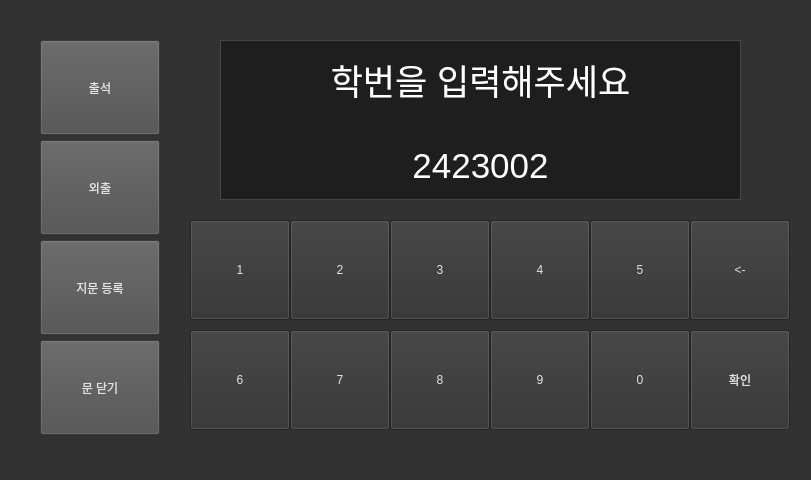
This is fingerPrint/fingerPrint_kyumin/new/new.ui in kyumin1227/python-application as Qt 5 draws it before an edit. The edited form follows.
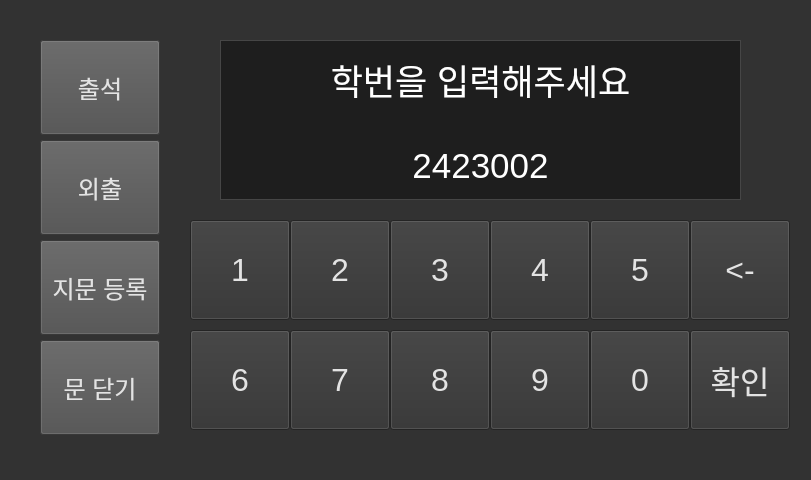
This is the edited form. The open tabs and pages were chosen to show the change.

Commit message:
Feat: 지문 인식기 센서 기능 추가 및 UI 개선
- 지문 센서 스레드 추가 및 지문 스캔 처리 로직 구현
- UI에서 학번 입력 및 버튼 상태 관리 기능 개선
- 상태 관리 모듈에 학번 입력 대기 상태 추가
- mock 클래스 추가

Patch:
```diff
--- a/fingerPrint/fingerPrint_kyumin/new/new.ui
+++ b/fingerPrint/fingerPrint_kyumin/new/new.ui
@@ -29,6 +29,11 @@
       <height>95</height>
      </rect>
     </property>
+    <property name="font">
+     <font>
+      <pointsize>18</pointsize>
+     </font>
+    </property>
     <property name="styleSheet">
      <string notr="true">background-color: rgb(78, 78, 78);
 color: rgb(227, 227, 227);</string>
@@ -46,6 +51,11 @@
       <height>95</height>
      </rect>
     </property>
+    <property name="font">
+     <font>
+      <pointsize>18</pointsize>
+     </font>
+    </property>
     <property name="styleSheet">
      <string notr="true">background-color: rgb(78, 78, 78);
 color: rgb(227, 227, 227);</string>
@@ -63,6 +73,11 @@
       <height>95</height>
      </rect>
     </property>
+    <property name="font">
+     <font>
+      <pointsize>18</pointsize>
+     </font>
+    </property>
     <property name="styleSheet">
      <string notr="true">background-color: rgb(78, 78, 78);
 color: rgb(227, 227, 227);</string>
@@ -80,6 +95,11 @@
       <height>95</height>
      </rect>
     </property>
+    <property name="font">
+     <font>
+      <pointsize>18</pointsize>
+     </font>
+    </property>
     <property name="styleSheet">
      <string notr="true">background-color: rgb(78, 78, 78);
 color: rgb(227, 227, 227);</string>
@@ -363,6 +383,11 @@
         <height>100</height>
        </rect>
       </property>
+      <property name="font">
+       <font>
+        <pointsize>24</pointsize>
+       </font>
+      </property>
       <property name="styleSheet">
        <string notr="true">background-color: rgb(50, 50, 50);
 color: rgb(227, 227, 227);</string>
@@ -380,6 +405,11 @@
         <height>100</height>
        </rect>
       </property>
+      <property name="font">
+       <font>
+        <pointsize>24</pointsize>
+       </font>
+      </property>
       <property name="styleSheet">
        <string notr="true">background-color: rgb(50, 50, 50);
 color: rgb(227, 227, 227);</string>
@@ -397,6 +427,11 @@
         <height>100</height>
        </rect>
       </property>
+      <property name="font">
+       <font>
+        <pointsize>24</pointsize>
+       </font>
+      </property>
       <property name="styleSheet">
        <string notr="true">background-color: rgb(50, 50, 50);
 color: rgb(227, 227, 227);</string>
@@ -414,6 +449,11 @@
         <height>100</height>
        </rect>
       </property>
+      <property name="font">
+       <font>
+        <pointsize>24</pointsize>
+       </font>
+      </property>
       <property name="styleSheet">
        <string notr="true">background-color: rgb(50, 50, 50);
 color: rgb(227, 227, 227);</string>
@@ -431,6 +471,11 @@
         <height>100</height>
        </rect>
       </property>
+      <property name="font">
+       <font>
+        <pointsize>24</pointsize>
+       </font>
+      </property>
       <property name="styleSheet">
        <string notr="true">background-color: rgb(50, 50, 50);
 color: rgb(227, 227, 227);</string>
@@ -448,6 +493,11 @@
         <height>100</height>
        </rect>
       </property>
+      <property name="font">
+       <font>
+        <pointsize>24</pointsize>
+       </font>
+      </property>
       <property name="styleSheet">
        <string notr="true">background-color: rgb(50, 50, 50);
 color: rgb(227, 227, 227);</string>
@@ -465,6 +515,11 @@
         <height>100</height>
        </rect>
       </property>
+      <property name="font">
+       <font>
+        <pointsize>24</pointsize>
+       </font>
+      </property>
       <property name="styleSheet">
        <string notr="true">background-color: rgb(50, 50, 50);
 color: rgb(227, 227, 227);</string>
@@ -482,6 +537,11 @@
         <height>100</height>
        </rect>
       </property>
+      <property name="font">
+       <font>
+        <pointsize>24</pointsize>
+       </font>
+      </property>
       <property name="styleSheet">
        <string notr="true">background-color: rgb(50, 50, 50);
 color: rgb(227, 227, 227);</string>
@@ -499,6 +559,11 @@
         <height>100</height>
        </rect>
       </property>
+      <property name="font">
+       <font>
+        <pointsize>24</pointsize>
+       </font>
+      </property>
       <property name="styleSheet">
        <string notr="true">background-color: rgb(50, 50, 50);
 color: rgb(227, 227, 227);</string>
@@ -516,6 +581,11 @@
         <height>100</height>
        </rect>
       </property>
+      <property name="font">
+       <font>
+        <pointsize>24</pointsize>
+       </font>
+      </property>
       <property name="styleSheet">
        <string notr="true">background-color: rgb(50, 50, 50);
 color: rgb(227, 227, 227);</string>
@@ -533,6 +603,11 @@
         <height>100</height>
        </rect>
       </property>
+      <property name="font">
+       <font>
+        <pointsize>24</pointsize>
+       </font>
+      </property>
       <property name="styleSheet">
        <string notr="true">background-color: rgb(50, 50, 50);
 color: rgb(227, 227, 227);</string>
@@ -550,6 +625,11 @@
         <height>100</height>
        </rect>
       </property>
+      <property name="font">
+       <font>
+        <pointsize>24</pointsize>
+       </font>
+      </property>
       <property name="styleSheet">
        <string notr="true">background-color: rgb(50, 50, 50);
 color: rgb(227, 227, 227);</string>
```
Left out of the diff: 30 changed lines with no effect on the pictures. The commit also changes 5 other files.
